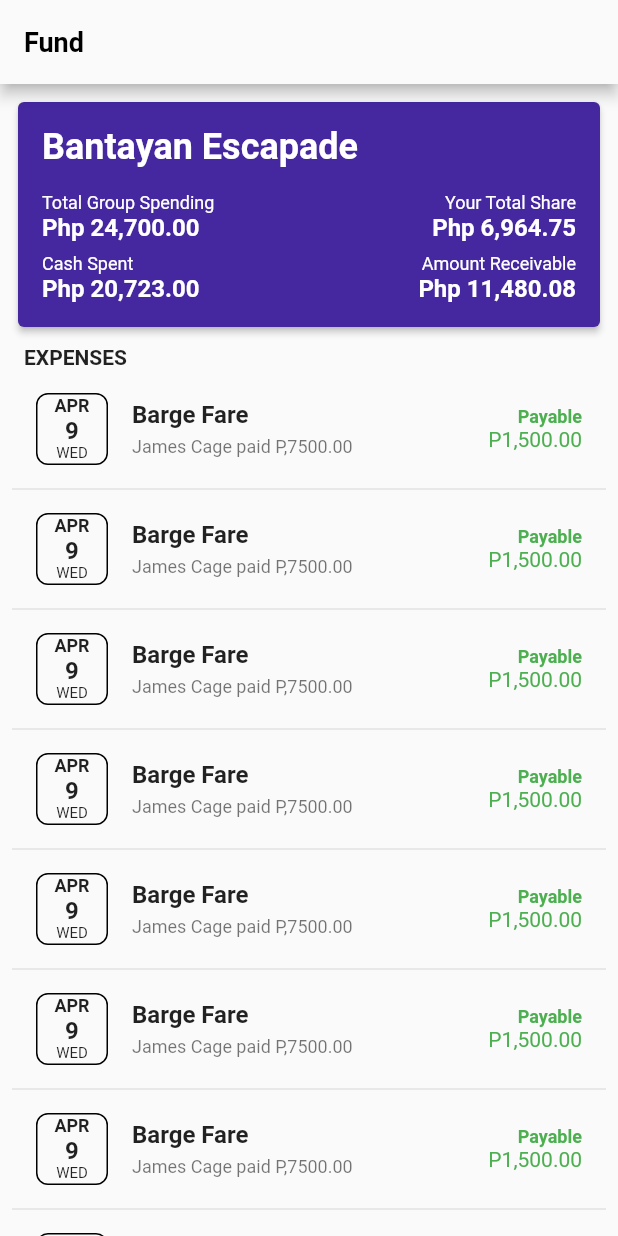
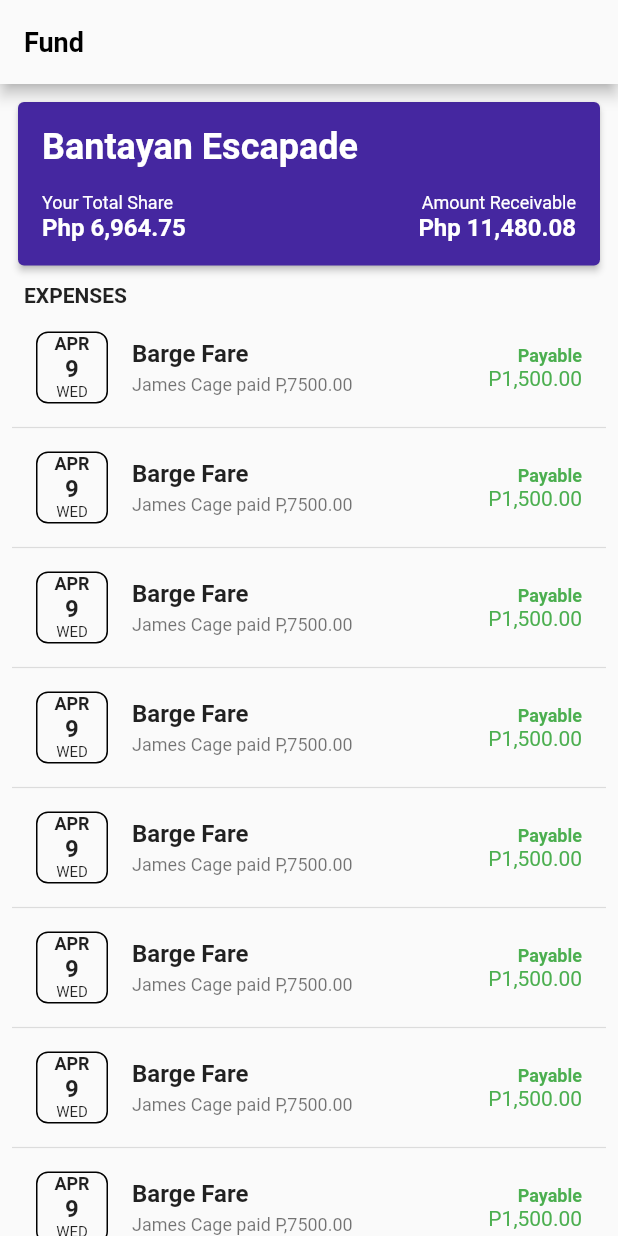
Before and after one commit to poolGolez/project-galois, a Flutter app: the screen it shows after launch, on a phone screen of 412 x 824 dp. Run offline on Flutter 3.47's test engine with Material 2 defaults, Android fonts, the phone set to English and light mode, and no system bars.

Commit message:
Remove row from card widget

```diff
--- a/lib/app/pages/fund/widgets/fund/card.widget.dart
+++ b/lib/app/pages/fund/widgets/fund/card.widget.dart
@@ -28,28 +28,8 @@ class FundCardWidget extends StatelessWidget {
               children: [
                 Expanded(
                   child: cardDetails(
-                    'Total Group Spending',
-                    'Php 24,700.00',
-                    CrossAxisAlignment.start,
-                  ),
-                ),
-                SizedBox(width: 8),
-                Expanded(
-                  child: cardDetails(
                     'Your Total Share',
                     'Php 6,964.75',
-                    CrossAxisAlignment.end,
-                  ),
-                ),
-              ],
-            ),
-            SizedBox(height: 8),
-            Row(
-              children: [
-                Expanded(
-                  child: cardDetails(
-                    'Cash Spent',
-                    'Php 20,723.00',
                     CrossAxisAlignment.start,
                   ),
                 ),
```
